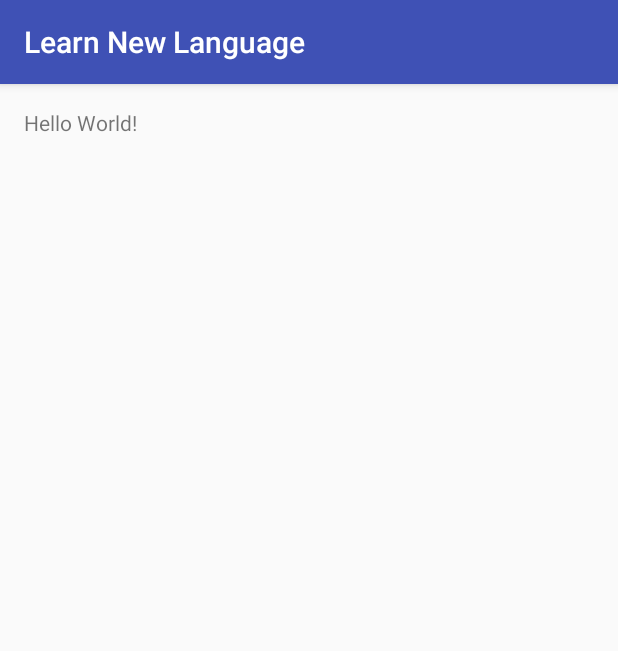
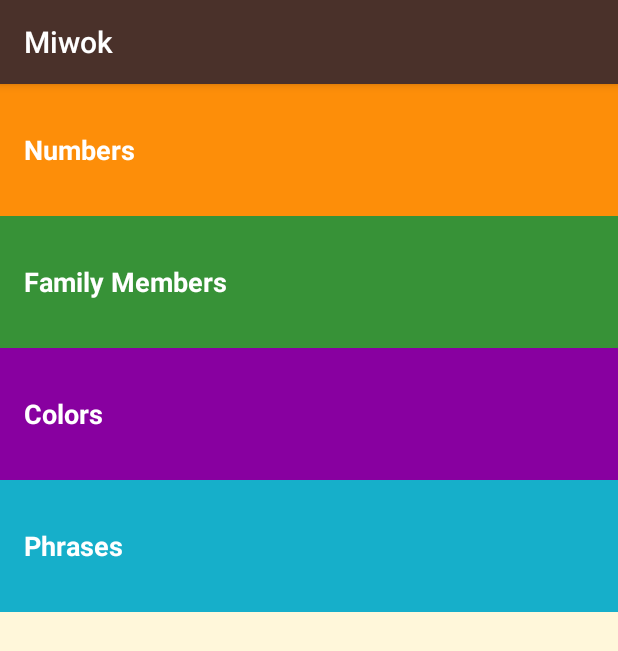
Before and after one commit to robertoganiani/Learn-New-Language, an Android app: the screen it shows after launch (MainActivity), on a phone screen of 412 x 824 dp. Shown: the top 651 px of the screen. Run offline under Robolectric (Android 15) with nearby library versions, the phone set to English and light mode, and no system bars.

Commit message:
added basic categoris

```diff
--- a/app/src/main/java/com/example/robert/learnnewlanguage/MainActivity.java
+++ b/app/src/main/java/com/example/robert/learnnewlanguage/MainActivity.java
@@ -1,13 +1,83 @@
 package com.example.robert.learnnewlanguage;
 
+import android.content.Intent;
+import android.os.Bundle;
 import android.support.v7.app.AppCompatActivity;
-import android.os.Bundle;
+import android.view.View;
+import android.view.View.OnClickListener;
+import android.widget.TextView;
 
 public class MainActivity extends AppCompatActivity {
 
     @Override
     protected void onCreate(Bundle savedInstanceState) {
         super.onCreate(savedInstanceState);
+
+        // Set the content of the activity to use the activity_main.xml layout file
         setContentView(R.layout.activity_main);
+
+        // Find the View that shows the numbers category
+        TextView numbers = (TextView) findViewById(R.id.numbers);
+
+        // Set a click listener on that View
+        numbers.setOnClickListener(new OnClickListener() {
+            // The code in this method will be executed when the numbers category is clicked on.
+            @Override
+            public void onClick(View view) {
+                // Create a new intent to open the {@link NumbersActivity}
+                Intent numbersIntent = new Intent(MainActivity.this, NumbersActivity.class);
+
+                // Start the new activity
+                startActivity(numbersIntent);
+            }
+        });
+
+        // Find the View that shows the family category
+        TextView family = (TextView) findViewById(R.id.family);
+
+        // Set a click listener on that View
+        family.setOnClickListener(new OnClickListener() {
+            // The code in this method will be executed when the family category is clicked on.
+            @Override
+            public void onClick(View view) {
+                // Create a new intent to open the {@link FamilyActivity}
+                Intent familyIntent = new Intent(MainActivity.this, FamilyActivity.class);
+
+                // Start the new activity
+                startActivity(familyIntent);
+            }
+        });
+
+        // Find the View that shows the colors category
+        TextView colors = (TextView) findViewById(R.id.colors);
+
+        // Set a click listener on that View
+        colors.setOnClickListener(new OnClickListener() {
+            // The code in this method will be executed when the colors category is clicked on.
+            @Override
+            public void onClick(View view) {
+                // Create a new intent to open the {@link ColorsActivity}
+                Intent colorsIntent = new Intent(MainActivity.this, ColorsActivity.class);
+
+                // Start the new activity
+                startActivity(colorsIntent);
+            }
+        });
+
+        // Find the View that shows the phrases category
+        TextView phrases = (TextView) findViewById(R.id.phrases);
+
+        // Set a click listener on that View
+        phrases.setOnClickListener(new OnClickListener() {
+            // The code in this method will be executed when the phrases category is clicked on.
+            @Override
+            public void onClick(View view) {
+                // Create a new intent to open the {@link PhrasesActivity}
+                Intent phrasesIntent = new Intent(MainActivity.this, PhrasesActivity.class);
+
+                // Start the new activity
+                startActivity(phrasesIntent);
+            }
+        });
     }
 }
--- a/app/src/main/res/layout/activity_main.xml
+++ b/app/src/main/res/layout/activity_main.xml
@@ -1,17 +1,36 @@
 <?xml version="1.0" encoding="utf-8"?>
-<RelativeLayout xmlns:android="http://schemas.android.com/apk/res/android"
+
+<LinearLayout
+    xmlns:android="http://schemas.android.com/apk/res/android"
     xmlns:tools="http://schemas.android.com/tools"
-    android:id="@+id/activity_main"
     android:layout_width="match_parent"
     android:layout_height="match_parent"
-    android:paddingBottom="@dimen/activity_vertical_margin"
-    android:paddingLeft="@dimen/activity_horizontal_margin"
-    android:paddingRight="@dimen/activity_horizontal_margin"
-    android:paddingTop="@dimen/activity_vertical_margin"
+    android:background="@color/tan_background"
+    android:orientation="vertical"
     tools:context="com.example.robert.learnnewlanguage.MainActivity">
 
     <TextView
-        android:layout_width="wrap_content"
-        android:layout_height="wrap_content"
-        android:text="Hello World!" />
-</RelativeLayout>
+        android:id="@+id/numbers"
+        style="@style/CategoryStyle"
+        android:background="@color/category_numbers"
+        android:text="@string/category_numbers" />
+
+    <TextView
+        android:id="@+id/family"
+        style="@style/CategoryStyle"
+        android:background="@color/category_family"
+        android:text="@string/category_family" />
+
+    <TextView
+        android:id="@+id/colors"
+        style="@style/CategoryStyle"
+        android:background="@color/category_colors"
+        android:text="@string/category_colors" />
+
+    <TextView
+        android:id="@+id/phrases"
+        style="@style/CategoryStyle"
+        android:background="@color/category_phrases"
+        android:text="@string/category_phrases" />
+
+</LinearLayout>
--- a/app/src/main/res/values/colors.xml
+++ b/app/src/main/res/values/colors.xml
@@ -1,6 +1,24 @@
 <?xml version="1.0" encoding="utf-8"?>
+
 <resources>
-    <color name="colorPrimary">#3F51B5</color>
-    <color name="colorPrimaryDark">#303F9F</color>
-    <color name="colorAccent">#FF4081</color>
+    <!-- Primary color of the app (shown in the app bar) -->
+    <color name="primary_color">#4A312A</color>
+
+    <!-- Primary dark color of the app (shown in the status bar) -->
+    <color name="primary_dark_color">#2F1D1A</color>
+
+    <!-- Background color for app -->
+    <color name="tan_background">#FFF7DA</color>
+
+    <!-- Background color for the numbers category -->
+    <color name="category_numbers">#FD8E09</color>
+
+    <!-- Background color for the family members category -->
+    <color name="category_family">#379237</color>
+
+    <!-- Background color for the colors category -->
+    <color name="category_colors">#8800A0</color>
+
+    <!-- Background color for the phrases category -->
+    <color name="category_phrases">#16AFCA</color>
 </resources>
--- a/app/src/main/res/values/dimens.xml
+++ b/app/src/main/res/values/dimens.xml
@@ -1,4 +1,6 @@
 <resources>
+    <!-- Height of each list item -->
+    <dimen name="list_item_height">88dp</dimen>
     <!-- Default screen margins, per the Android Design guidelines. -->
     <dimen name="activity_horizontal_margin">16dp</dimen>
     <dimen name="activity_vertical_margin">16dp</dimen>
--- a/app/src/main/res/values/strings.xml
+++ b/app/src/main/res/values/strings.xml
@@ -1,3 +1,16 @@
 <resources>
-    <string name="app_name">Learn New Language</string>
+    <!-- Title for the application. [CHAR LIMIT=12] -->
+    <string name="app_name">Miwok</string>
+
+    <!-- Category name for phrases [CHAR LIMIT=20] -->
+    <string name="category_phrases">Phrases</string>
+
+    <!-- Category name for the vocabulary words for colors [CHAR LIMIT=20] -->
+    <string name="category_colors">Colors</string>
+
+    <!-- Category name for the vocabulary words for numbers [CHAR LIMIT=20] -->
+    <string name="category_numbers">Numbers</string>
+
+    <!-- Category name for the vocabulary words for family members [CHAR LIMIT=20] -->
+    <string name="category_family">Family Members</string>
 </resources>
--- a/app/src/main/res/values/styles.xml
+++ b/app/src/main/res/values/styles.xml
@@ -2,10 +2,18 @@
 
     <!-- Base application theme. -->
     <style name="AppTheme" parent="Theme.AppCompat.Light.DarkActionBar">
-        <!-- Customize your theme here. -->
-        <item name="colorPrimary">@color/colorPrimary</item>
-        <item name="colorPrimaryDark">@color/colorPrimaryDark</item>
-        <item name="colorAccent">@color/colorAccent</item>
+        <item name="colorPrimary">@color/primary_color</item>
+        <item name="colorPrimaryDark">@color/primary_dark_color</item>
     </style>
 
+    <!-- Style for a category of vocabulary words -->
+    <style name="CategoryStyle">
+        <item name="android:layout_width">match_parent</item>
+        <item name="android:layout_height">@dimen/list_item_height</item>
+        <item name="android:gravity">center_vertical</item>
+        <item name="android:padding">16dp</item>
+        <item name="android:textColor">@android:color/white</item>
+        <item name="android:textStyle">bold</item>
+        <item name="android:textAppearance">?android:textAppearanceMedium</item>
+    </style>
 </resources>
```
Also changed, not shown: app/src/main/AndroidManifest.xml (+36 -0 lines), app/src/main/java/com/example/robert/learnnewlanguage/ColorsActivity.java (added, +13 -0 lines), app/src/main/java/com/example/robert/learnnewlanguage/FamilyActivity.java (added, +13 -0 lines), app/src/main/java/com/example/robert/learnnewlanguage/NumbersActivity.java (added, +13 -0 lines), app/src/main/java/com/example/robert/learnnewlanguage/PhrasesActivity.java (added, +13 -0 lines), app/src/main/res/layout/activity_colors.xml (added, +13 -0 lines), app/src/main/res/layout/activity_family.xml (added, +13 -0 lines), app/src/main/res/layout/activity_numbers.xml (added, +13 -0 lines), app/src/main/res/layout/activity_phrases.xml (added, +13 -0 lines), 2 other files.
